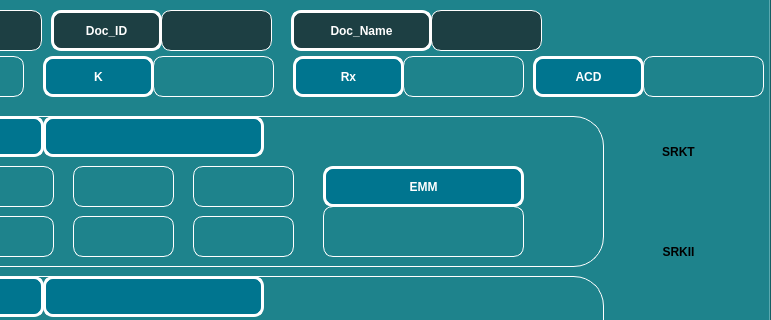
Old version of the form buttons.ui in the repository RISWANAAAA/ASCAN; both pictures show x 509 to 1280 and y 0 to 320 of the 1280 by 720 pixel window.
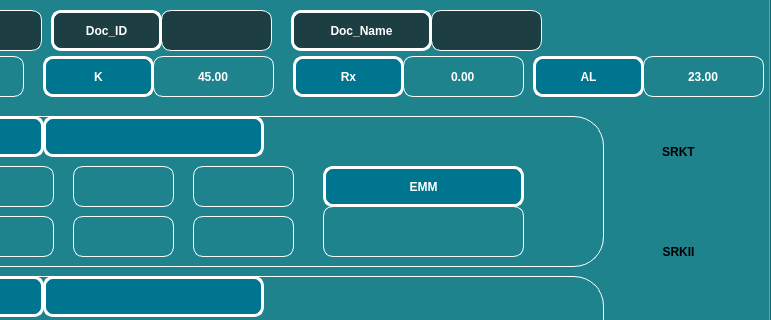
New version of the form. The open tabs and pages were chosen to show the change. Icons and pictures are not drawn.

Patch:
```diff
--- a/buttons.ui
+++ b/buttons.ui
@@ -2141,7 +2141,7 @@
 border:1px solid white;</string>
      </property>
      <property name="text">
-      <string/>
+      <string>45.00</string>
      </property>
      <property name="alignment">
       <set>Qt::AlignCenter</set>
@@ -2189,7 +2189,7 @@
 border:1px solid white;</string>
      </property>
      <property name="text">
-      <string/>
+      <string>0.00</string>
      </property>
      <property name="alignment">
       <set>Qt::AlignCenter</set>
@@ -2213,7 +2213,7 @@
 border:3px solid white;</string>
      </property>
      <property name="text">
-      <string>ACD</string>
+      <string>AL</string>
      </property>
      <property name="alignment">
       <set>Qt::AlignCenter</set>
@@ -2237,7 +2237,7 @@
 border:1px solid white;</string>
      </property>
      <property name="text">
-      <string/>
+      <string>23.00</string>
      </property>
      <property name="alignment">
       <set>Qt::AlignCenter</set>
```
Left out of the diff: 18 changed lines with no effect on the pictures.
